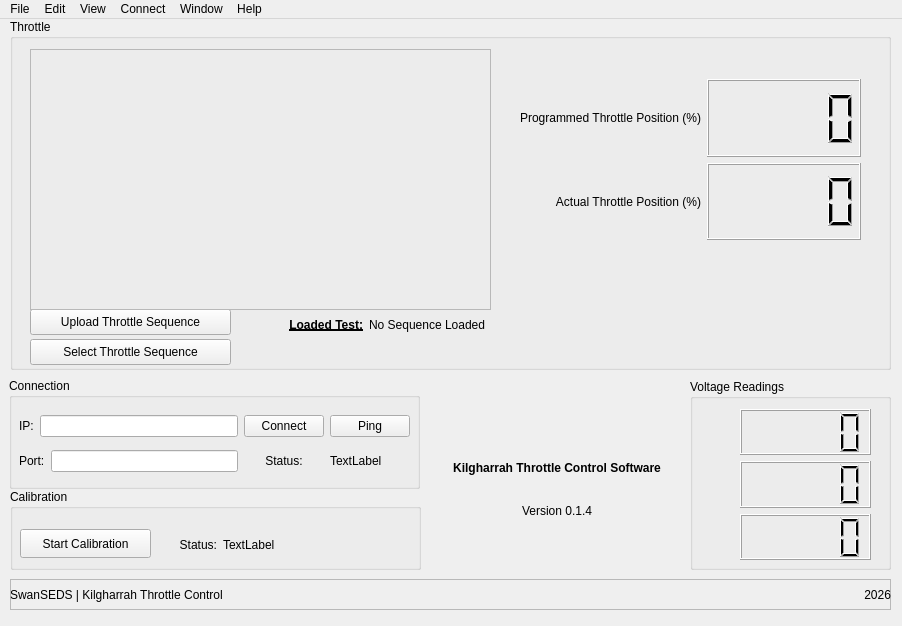
Above: main.ui from SwanSEDS-Rocketry/SwanThrottleControl_GUI before the change. Below: the same form after it.
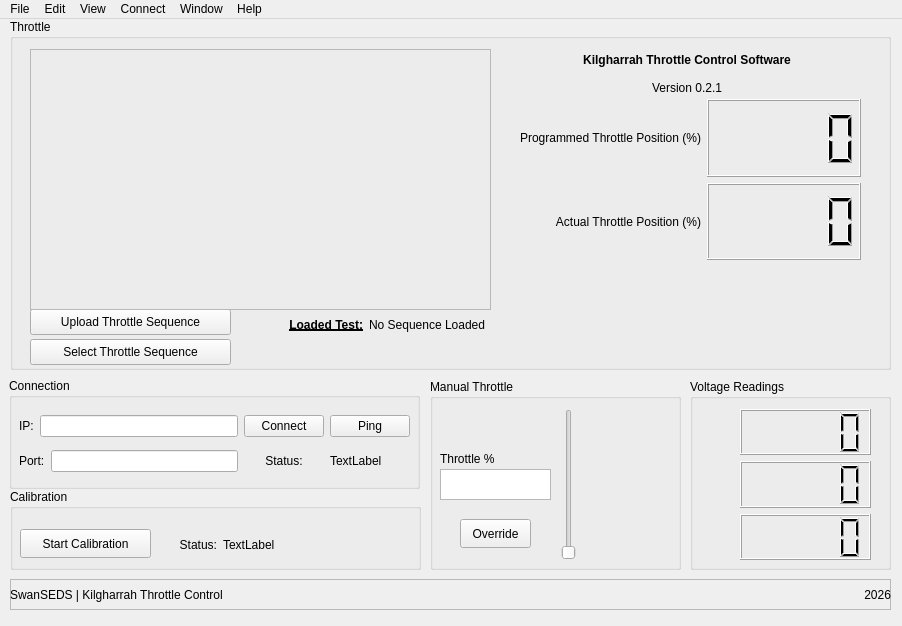
That is the form after the change. Icons and pictures are not drawn.

Commit message: Added manual throttle control

```diff
--- a/main.ui
+++ b/main.ui
@@ -133,7 +133,7 @@
      <property name="geometry">
       <rect>
        <x>510</x>
-       <y>60</y>
+       <y>80</y>
        <width>341</width>
        <height>161</height>
       </rect>
@@ -235,6 +235,49 @@
       <string>Select Throttle Sequence</string>
      </property>
     </widget>
+    <widget class="QWidget" name="verticalLayoutWidget_2">
+     <property name="geometry">
+      <rect>
+       <x>520</x>
+       <y>30</y>
+       <width>314</width>
+       <height>49</height>
+      </rect>
+     </property>
+     <layout class="QVBoxLayout" name="verticalLayout_6">
+      <item>
+       <widget class="QLabel" name="label_9">
+        <property name="font">
+         <font>
+          <pointsize>9</pointsize>
+          <bold>true</bold>
+         </font>
+        </property>
+        <property name="text">
+         <string>Kilgharrah Throttle Control Software</string>
+        </property>
+        <property name="alignment">
+         <set>Qt::AlignmentFlag::AlignCenter</set>
+        </property>
+       </widget>
+      </item>
+      <item>
+       <widget class="QLabel" name="label_10">
+        <property name="font">
+         <font>
+          <pointsize>9</pointsize>
+         </font>
+        </property>
+        <property name="text">
+         <string>Version 0.2.1</string>
+        </property>
+        <property name="alignment">
+         <set>Qt::AlignmentFlag::AlignCenter</set>
+        </property>
+       </widget>
+      </item>
+     </layout>
+    </widget>
     <zorder>uploadSeqButton</zorder>
     <zorder>label_7</zorder>
     <zorder>gridLayoutWidget</zorder>
@@ -429,48 +472,70 @@
      </layout>
     </widget>
    </widget>
-   <widget class="QWidget" name="verticalLayoutWidget_2">
+   <widget class="QGroupBox" name="groupBox_5">
     <property name="geometry">
      <rect>
-      <x>400</x>
-      <y>430</y>
-      <width>314</width>
-      <height>80</height>
+      <x>430</x>
+      <y>360</y>
+      <width>251</width>
+      <height>191</height>
      </rect>
     </property>
-    <layout class="QVBoxLayout" name="verticalLayout_6">
-     <item>
-      <widget class="QLabel" name="label_9">
-       <property name="font">
-        <font>
-         <pointsize>9</pointsize>
-         <bold>true</bold>
-        </font>
-       </property>
-       <property name="text">
-        <string>Kilgharrah Throttle Control Software</string>
-       </property>
-       <property name="alignment">
-        <set>Qt::AlignmentFlag::AlignCenter</set>
-       </property>
-      </widget>
-     </item>
-     <item>
-      <widget class="QLabel" name="label_10">
-       <property name="font">
-        <font>
-         <pointsize>9</pointsize>
-        </font>
-       </property>
-       <property name="text">
-        <string>Version 0.1.4</string>
-       </property>
-       <property name="alignment">
-        <set>Qt::AlignmentFlag::AlignCenter</set>
-       </property>
-      </widget>
-     </item>
-    </layout>
+    <property name="title">
+     <string>Manual Throttle</string>
+    </property>
+    <widget class="QSlider" name="manualThrottleSlider">
+     <property name="geometry">
+      <rect>
+       <x>130</x>
+       <y>30</y>
+       <width>18</width>
+       <height>151</height>
+      </rect>
+     </property>
+     <property name="maximum">
+      <number>999</number>
+     </property>
+     <property name="orientation">
+      <enum>Qt::Orientation::Vertical</enum>
+     </property>
+    </widget>
+    <widget class="QTextEdit" name="manualThrottleText">
+     <property name="geometry">
+      <rect>
+       <x>10</x>
+       <y>90</y>
+       <width>111</width>
+       <height>31</height>
+      </rect>
+     </property>
+    </widget>
+    <widget class="QPushButton" name="throttleSetButton">
+     <property name="geometry">
+      <rect>
+       <x>30</x>
+       <y>140</y>
+       <width>71</width>
+       <height>29</height>
+      </rect>
+     </property>
+     <property name="text">
+      <string>Override</string>
+     </property>
+    </widget>
+    <widget class="QLabel" name="label_6">
+     <property name="geometry">
+      <rect>
+       <x>10</x>
+       <y>70</y>
+       <width>71</width>
+       <height>20</height>
+      </rect>
+     </property>
+     <property name="text">
+      <string>Throttle %</string>
+     </property>
+    </widget>
    </widget>
    <zorder>footerFrame</zorder>
    <zorder>groupBox_2</zorder>
```
Left out of the diff: 3 changed lines with no effect on the pictures. The commit also changes 5 other files.
